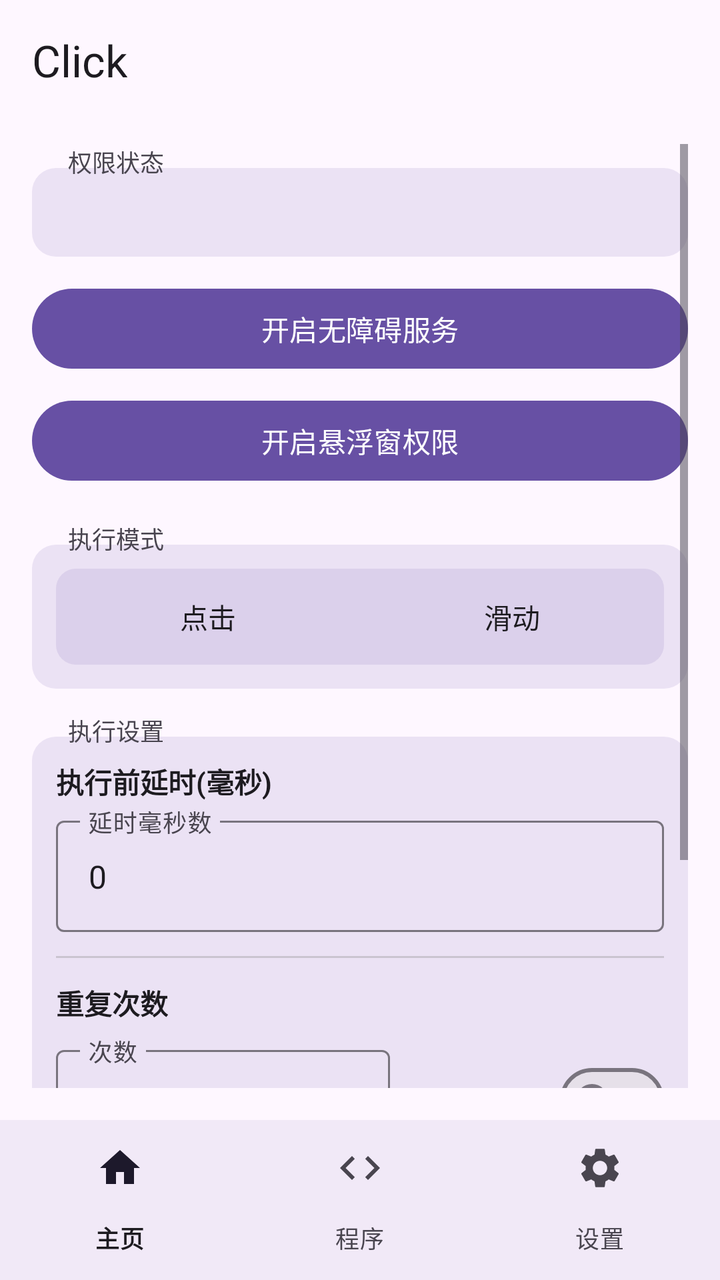
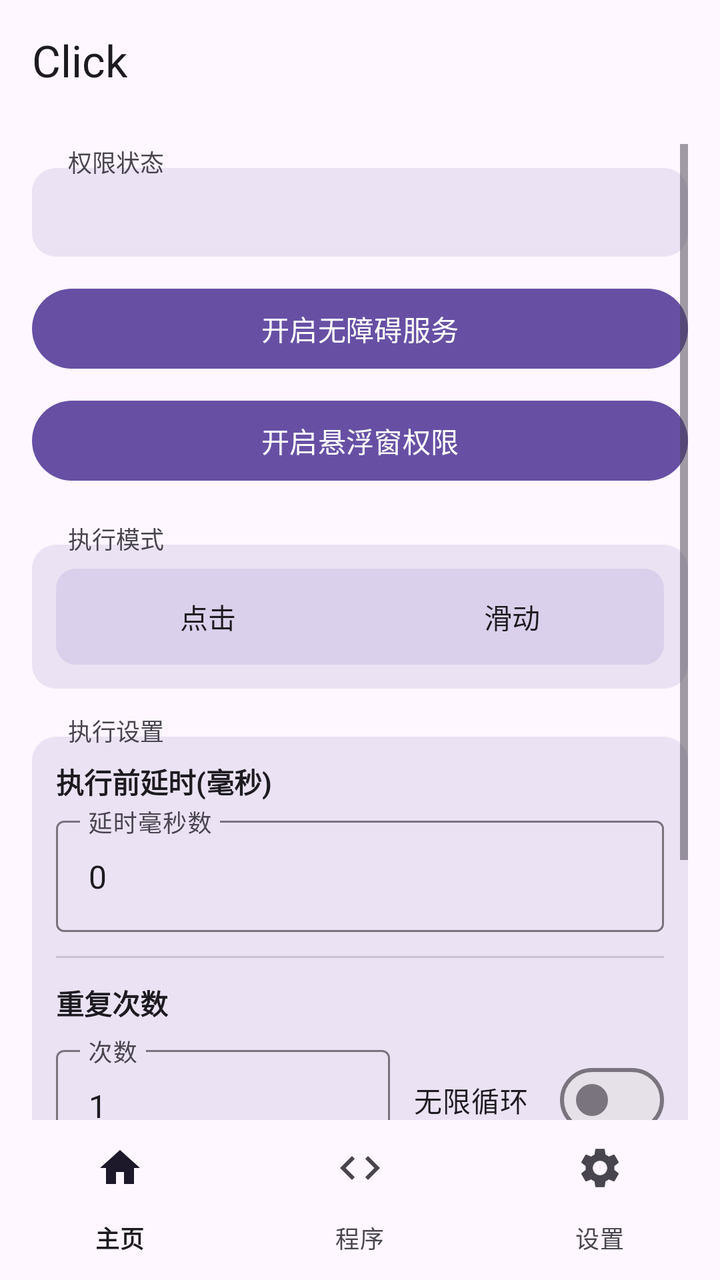

Screens rendered from an Android XML layout before and after an edit, with the pre-edit source and the edit as a unified diff.
<!-- AndroidManifest.xml: activity theme Theme.Click -->
<!-- res/layout/activity_main.xml -->
<?xml version="1.0" encoding="utf-8"?>
<LinearLayout xmlns:android="http://schemas.android.com/apk/res/android"
    xmlns:app="http://schemas.android.com/apk/res-auto"
    android:layout_width="match_parent"
    android:layout_height="match_parent"
    android:fitsSystemWindows="false"
    android:orientation="vertical">

    
    <com.google.android.material.appbar.MaterialToolbar
        android:id="@+id/toolbar"
        android:layout_width="match_parent"
        android:layout_height="56dp"
        android:paddingTop="4dp"
        android:background="?attr/colorSurface"
        app:title="Click"
        app:titleTextColor="?attr/colorOnSurface" />

    
    <ScrollView
        android:id="@+id/home_content"
        android:layout_width="match_parent"
        android:layout_height="0dp"
        android:layout_weight="1"
        android:padding="16dp">

        <LinearLayout
            android:layout_width="match_parent"
            android:layout_height="wrap_content"
            android:orientation="vertical">

            
            <TextView
                android:layout_width="wrap_content"
                android:layout_height="wrap_content"
                android:text="权限状态"
                android:textSize="12sp"
                android:textColor="?attr/colorOnSurfaceVariant"
                android:background="@android:color/transparent"
                android:paddingHorizontal="6dp"
                android:layout_marginStart="12dp"
                android:layout_marginBottom="-6dp"
                android:elevation="2dp" />

            
            <LinearLayout
                android:layout_width="match_parent"
                android:layout_height="wrap_content"
                android:orientation="vertical"
                android:background="@drawable/section_border"
                android:padding="12dp">

                <TextView
                    android:id="@+id/statusText"
                    android:layout_width="match_parent"
                    android:layout_height="wrap_content"
                    android:gravity="start"
                    android:textSize="15sp"
                    android:textStyle="bold"
                    android:textColor="?attr/colorOnSurface" />
            </LinearLayout>

            <Button
                android:id="@+id/btnEnableService"
                android:layout_width="match_parent"
                android:layout_height="wrap_content"
                android:layout_marginTop="12dp"
                android:text="开启无障碍服务" />

            <Button
                android:id="@+id/btnEnableOverlay"
                android:layout_width="match_parent"
                android:layout_height="wrap_content"
                android:layout_marginTop="8dp"
                android:text="开启悬浮窗权限" />

            
            <TextView
                android:layout_width="wrap_content"
                android:layout_height="wrap_content"
                android:layout_marginTop="16dp"
                android:text="执行模式"
                android:textSize="12sp"
                android:textColor="?attr/colorOnSurfaceVariant"
                android:background="@android:color/transparent"
                android:paddingHorizontal="6dp"
                android:layout_marginStart="12dp"
                android:layout_marginBottom="-6dp"
                android:elevation="2dp" />

            
            <LinearLayout
                android:layout_width="match_parent"
                android:layout_height="wrap_content"
                android:orientation="vertical"
                android:background="@drawable/section_border"
                android:padding="12dp">

                <FrameLayout
                    android:layout_width="match_parent"
                    android:layout_height="wrap_content"
                    android:background="@drawable/segment_bg">

                    <View
                        android:id="@+id/modeIndicator"
                        android:layout_width="0dp"
                        android:layout_height="36dp"
                        android:layout_gravity="center_vertical"
                        android:layout_marginStart="4dp"
                        android:background="@drawable/segment_selected" />

                    <LinearLayout
                        android:layout_width="match_parent"
                        android:layout_height="wrap_content"
                        android:orientation="horizontal">

                        <Button
                            android:id="@+id/radioClick"
                            android:layout_width="0dp"
                            android:layout_height="wrap_content"
                            android:layout_weight="1"
                            android:text="点击"
                            android:background="@android:color/transparent"
                            android:textColor="@color/btn_text_selector" />

                        <Button
                            android:id="@+id/radioSwipe"
                            android:layout_width="0dp"
                            android:layout_height="wrap_content"
                            android:layout_weight="1"
                            android:text="滑动"
                            android:background="@android:color/transparent"
                            android:textColor="@color/btn_text_selector" />
                    </LinearLayout>
                </FrameLayout>

                <LinearLayout
                    android:id="@+id/swipeParams"
                    android:layout_width="match_parent"
                    android:layout_height="wrap_content"
                    android:orientation="vertical"
                    android:visibility="gone"
                    android:layout_marginTop="12dp">

                    <View
                        android:layout_width="match_parent"
                        android:layout_height="1dp"
                        android:background="?attr/colorOutlineVariant" />

                    <TextView
                        android:layout_width="wrap_content"
                        android:layout_height="wrap_content"
                        android:layout_marginTop="12dp"
                        android:text="滑动方式"
                        android:textSize="13sp"
                        android:textStyle="bold"
                        android:textColor="?attr/colorOnSurface" />

                    <FrameLayout
                        android:layout_width="match_parent"
                        android:layout_height="wrap_content"
                        android:layout_marginTop="8dp"
                        android:background="@drawable/segment_bg">

                        <View
                            android:id="@+id/swipeMethodIndicator"
                            android:layout_width="0dp"
                            android:layout_height="36dp"
                            android:layout_gravity="center_vertical"
                            android:layout_marginStart="4dp"
                            android:background="@drawable/segment_selected" />

                        <LinearLayout
                            android:layout_width="match_parent"
                            android:layout_height="wrap_content"
                            android:orientation="horizontal">

                            <Button
                                android:id="@+id/radioSwipeManual"
                                android:layout_width="0dp"
                                android:layout_height="wrap_content"
                                android:layout_weight="1"
                                android:text="手动参数"
                                android:background="@android:color/transparent"
                                android:textColor="@color/btn_text_selector" />

                            <Button
                                android:id="@+id/radioSwipeGesture"
                                android:layout_width="0dp"
                                android:layout_height="wrap_content"
                                android:layout_weight="1"
                                android:text="手势录制"
                                android:background="@android:color/transparent"
                                android:textColor="@color/btn_text_selector" />
                        </LinearLayout>
                    </FrameLayout>

                    <LinearLayout
                        android:id="@+id/manualSwipeParams"
                        android:layout_width="match_parent"
                        android:layout_height="wrap_content"
                        android:orientation="vertical"
                        android:layout_marginTop="12dp">

                        <TextView
                            android:layout_width="wrap_content"
                            android:layout_height="wrap_content"
                            android:text="起点"
                            android:textSize="13sp"
                            android:textColor="?attr/colorPrimary" />

                        <LinearLayout
                            android:layout_width="match_parent"
                            android:layout_height="wrap_content"
                            android:layout_marginTop="4dp"
                            android:orientation="horizontal">

                            <com.google.android.material.textfield.TextInputLayout
                                android:layout_width="0dp"
                                android:layout_height="wrap_content"
                                android:layout_weight="1"
                                android:layout_marginEnd="4dp"
                                android:hint="起点 X (横向坐标)"
                                style="@style/Widget.Material3.TextInputLayout.OutlinedBox">

                                <com.google.android.material.textfield.TextInputEditText
                                    android:id="@+id/inputSwipeX1"
                                    android:layout_width="match_parent"
                                    android:layout_height="wrap_content"
                                    android:inputType="numberDecimal" />
                            </com.google.android.material.textfield.TextInputLayout>

                            <com.google.android.material.textfield.TextInputLayout
                                android:layout_width="0dp"
                                android:layout_height="wrap_content"
                                android:layout_weight="1"
                                android:layout_marginStart="4dp"
                                android:hint="起点 Y (纵向坐标)"
                                style="@style/Widget.Material3.TextInputLayout.OutlinedBox">

                                <com.google.android.material.textfield.TextInputEditText
                                    android:id="@+id/inputSwipeY1"
                                    android:layout_width="match_parent"
                                    android:layout_height="wrap_content"
                                    android:inputType="numberDecimal" />
                            </com.google.android.material.textfield.TextInputLayout>
                        </LinearLayout>

                        <TextView
                            android:layout_width="wrap_content"
                            android:layout_height="wrap_content"
                            android:layout_marginTop="8dp"
                            android:text="终点"
                            android:textSize="13sp"
                            android:textColor="?attr/colorPrimary" />

                        <LinearLayout
                            android:layout_width="match_parent"
                            android:layout_height="wrap_content"
                            android:layout_marginTop="4dp"
                            android:orientation="horizontal">

                            <com.google.android.material.textfield.TextInputLayout
                                android:layout_width="0dp"
                                android:layout_height="wrap_content"
                                android:layout_weight="1"
                                android:layout_marginEnd="4dp"
                                android:hint="终点 X (横向坐标)"
                                style="@style/Widget.Material3.TextInputLayout.OutlinedBox">

                                <com.google.android.material.textfield.TextInputEditText
                                    android:id="@+id/inputSwipeX2"
                                    android:layout_width="match_parent"
                                    android:layout_height="wrap_content"
                                    android:inputType="numberDecimal" />
                            </com.google.android.material.textfield.TextInputLayout>

                            <com.google.android.material.textfield.TextInputLayout
                                android:layout_width="0dp"
                                android:layout_height="wrap_content"
                                android:layout_weight="1"
                                android:layout_marginStart="4dp"
                                android:hint="终点 Y (纵向坐标)"
                                style="@style/Widget.Material3.TextInputLayout.OutlinedBox">

                                <com.google.android.material.textfield.TextInputEditText
                                    android:id="@+id/inputSwipeY2"
                                    android:layout_width="match_parent"
                                    android:layout_height="wrap_content"
                                    android:inputType="numberDecimal" />
                            </com.google.android.material.textfield.TextInputLayout>
                        </LinearLayout>

                        <TextView
                            android:layout_width="wrap_content"
                            android:layout_height="wrap_content"
                            android:layout_marginTop="8dp"
                            android:text="时长"
                            android:textSize="13sp"
                            android:textColor="?attr/colorPrimary" />

                        <com.google.android.material.textfield.TextInputLayout
                            android:layout_width="match_parent"
                            android:layout_height="wrap_content"
                            android:layout_marginTop="4dp"
                            android:hint="滑动耗时(毫秒)"
                            style="@style/Widget.Material3.TextInputLayout.OutlinedBox">

                            <com.google.android.material.textfield.TextInputEditText
                                android:id="@+id/inputSwipeDuration"
                                android:layout_width="match_parent"
                                android:layout_height="wrap_content"
                                android:inputType="number" />
                        </com.google.android.material.textfield.TextInputLayout>
                    </LinearLayout>

                    <LinearLayout
                        android:id="@+id/gestureSwipeSection"
                        android:layout_width="match_parent"
                        android:layout_height="wrap_content"
                        android:orientation="vertical"
                        android:visibility="gone"
                        android:layout_marginTop="12dp">

                        <TextView
                            android:id="@+id/lblRecordedStatus"
                            android:layout_width="wrap_content"
                            android:layout_height="wrap_content"
                            android:text=""
                            android:textSize="13sp"
                            android:textColor="?attr/colorPrimary" />

                        <Button
                            android:id="@+id/btnRecordGesture"
                            android:layout_width="match_parent"
                            android:layout_height="wrap_content"
                            android:layout_marginTop="8dp"
                            android:text="录制手势 (在屏幕上滑动)" />
                    </LinearLayout>
                </LinearLayout>
            </LinearLayout>

            
            <TextView
                android:layout_width="wrap_content"
                android:layout_height="wrap_content"
                android:layout_marginTop="12dp"
                android:text="执行设置"
                android:textSize="12sp"
                android:textColor="?attr/colorOnSurfaceVariant"
                android:background="@android:color/transparent"
                android:paddingHorizontal="6dp"
                android:layout_marginStart="12dp"
                android:layout_marginBottom="-6dp"
                android:elevation="2dp" />

            
            <LinearLayout
                android:layout_width="match_parent"
                android:layout_height="wrap_content"
                android:orientation="vertical"
                android:background="@drawable/section_border"
                android:padding="12dp">

                <TextView
                    android:layout_width="wrap_content"
                    android:layout_height="wrap_content"
                    android:text="执行前延时(毫秒)"
                    android:textSize="14sp"
                    android:textStyle="bold"
                    android:textColor="?attr/colorOnSurface" />

                <com.google.android.material.textfield.TextInputLayout
                    android:layout_width="match_parent"
                    android:layout_height="wrap_content"
                    android:layout_marginTop="4dp"
                    android:hint="延时毫秒数"
                    style="@style/Widget.Material3.TextInputLayout.OutlinedBox">

                    <com.google.android.material.textfield.TextInputEditText
                        android:id="@+id/inputDelay"
                        android:layout_width="match_parent"
                        android:layout_height="wrap_content"
                        android:inputType="number"
                        android:text="0" />
                </com.google.android.material.textfield.TextInputLayout>

                <View
                    android:layout_width="match_parent"
                    android:layout_height="1dp"
                    android:layout_marginTop="12dp"
                    android:background="?attr/colorOutlineVariant" />

                <TextView
                    android:layout_width="wrap_content"
                    android:layout_height="wrap_content"
                    android:layout_marginTop="12dp"
                    android:text="重复次数"
                    android:textSize="14sp"
                    android:textStyle="bold"
                    android:textColor="?attr/colorOnSurface" />

                <LinearLayout
                    android:layout_width="match_parent"
                    android:layout_height="wrap_content"
                    android:layout_marginTop="8dp"
                    android:orientation="horizontal"
                    android:gravity="center_vertical">

                    <com.google.android.material.textfield.TextInputLayout
                        android:layout_width="0dp"
                        android:layout_height="wrap_content"
                        android:layout_weight="1"
                        android:hint="次数"
                        style="@style/Widget.Material3.TextInputLayout.OutlinedBox">

                        <com.google.android.material.textfield.TextInputEditText
                            android:id="@+id/inputRepeat"
                            android:layout_width="match_parent"
                            android:layout_height="wrap_content"
                            android:inputType="number"
                            android:text="1" />
                    </com.google.android.material.textfield.TextInputLayout>

                    <com.google.android.material.materialswitch.MaterialSwitch
                        android:id="@+id/checkInfinite"
                        android:layout_width="wrap_content"
                        android:layout_height="wrap_content"
                        android:layout_marginStart="12dp"
                        android:text="无限循环" />
                </LinearLayout>
            </LinearLayout>

            <FrameLayout
                android:layout_width="match_parent"
                android:layout_height="wrap_content"
                android:layout_marginTop="24dp">

                <Button
                    android:id="@+id/btnStartFloating"
                    android:layout_width="match_parent"
                    android:layout_height="wrap_content"
                    android:text="启动悬浮球"
                    android:enabled="false" />

                <View
                    android:id="@+id/btnStartOverlay"
                    android:layout_width="match_parent"
                    android:layout_height="match_parent"
                    android:background="@android:color/transparent"
                    android:clickable="true"
                    android:visibility="gone" />
            </FrameLayout>

            <Button
                android:id="@+id/btnStopFloating"
                android:layout_width="match_parent"
                android:layout_height="wrap_content"
                android:layout_marginTop="8dp"
                android:text="停止悬浮球"
                android:enabled="false" />

        </LinearLayout>
    </ScrollView>

    
    <LinearLayout
        android:id="@+id/program_page"
        android:layout_width="match_parent"
        android:layout_height="0dp"
        android:layout_weight="1"
        android:orientation="vertical"
        android:gravity="center"
        android:visibility="gone" />

    
    <LinearLayout
        android:id="@+id/settings_page"
        android:layout_width="match_parent"
        android:layout_height="0dp"
        android:layout_weight="1"
        android:orientation="vertical"
        android:gravity="center"
        android:visibility="gone" />

    
    <com.google.android.material.bottomnavigation.BottomNavigationView
        android:id="@+id/bottom_navigation"
        android:layout_width="match_parent"
        android:layout_height="wrap_content"
        android:background="?attr/colorSurface"
        android:paddingBottom="0dp"
        app:labelVisibilityMode="labeled"
        app:menu="@menu/bottom_nav_menu" />

</LinearLayout>
<!-- resources referenced by this layout -->
<resources>
  <!-- drawable section_border (drawable) -->
  <?xml version="1.0" encoding="utf-8"?>
  <shape xmlns:android="http://schemas.android.com/apk/res/android"
      android:shape="rectangle">
      <solid android:color="@color/section_background" />
      <corners android:radius="12dp" />
  </shape>
  <!-- drawable segment_bg (drawable) -->
  <?xml version="1.0" encoding="utf-8"?>
  <shape xmlns:android="http://schemas.android.com/apk/res/android"
      android:shape="rectangle">
      <solid android:color="#206750A4" />
      <corners android:radius="10dp" />
  </shape>
  <!-- drawable segment_selected (drawable) -->
  <?xml version="1.0" encoding="utf-8"?>
  <shape xmlns:android="http://schemas.android.com/apk/res/android"
      android:shape="rectangle">
      <solid android:color="@color/md_theme_primary" />
      <corners android:radius="8dp" />
  </shape>
  <style name="Theme.Click" parent="Theme.Material3.DayNight.NoActionBar">
          <item name="colorPrimary">@color/md_theme_primary</item>
          <item name="colorOnPrimary">@color/md_theme_onPrimary</item>
          <item name="colorPrimaryContainer">@color/md_theme_primaryContainer</item>
          <item name="colorOnPrimaryContainer">@color/md_theme_onPrimaryContainer</item>
          <item name="colorSecondary">@color/md_theme_secondary</item>
          <item name="colorOnSecondary">@color/md_theme_onSecondary</item>
          <item name="colorSecondaryContainer">@color/md_theme_secondaryContainer</item>
          <item name="colorOnSecondaryContainer">@color/md_theme_onSecondaryContainer</item>
          <item name="android:colorBackground">@color/md_theme_background</item>
          <item name="colorOnBackground">@color/md_theme_onBackground</item>
          <item name="colorSurface">@color/md_theme_surface</item>
          <item name="colorOnSurface">@color/md_theme_onSurface</item>
          <item name="colorSurfaceVariant">@color/md_theme_surfaceVariant</item>
          <item name="colorOnSurfaceVariant">@color/md_theme_onSurfaceVariant</item>
          <item name="colorOutline">@color/md_theme_outline</item>
          <item name="colorOutlineVariant">@color/md_theme_outlineVariant</item>
          <item name="android:statusBarColor">@color/md_theme_surface</item>
          <item name="android:navigationBarColor">@android:color/transparent</item>
          <item name="android:windowLightStatusBar">true</item>
          <item name="android:windowLightNavigationBar">true</item>
          <item name="android:windowBackground">@color/md_theme_background</item>
          
          <item name="android:windowSplashScreenBackground">@color/md_theme_background</item>
          <item name="android:windowSplashScreenAnimatedIcon">@drawable/splash_icon</item>
      </style>
  <color name="section_background">#206750A4</color>
  <color name="md_theme_primary">#6750A4</color>
  <color name="md_theme_onPrimary">#FFFFFF</color>
  <color name="md_theme_primaryContainer">#EADDFF</color>
  <color name="md_theme_onPrimaryContainer">#21005D</color>
  <color name="md_theme_secondary">#625B71</color>
  <color name="md_theme_onSecondary">#FFFFFF</color>
  <color name="md_theme_secondaryContainer">#E8DEF8</color>
  <color name="md_theme_onSecondaryContainer">#1D192B</color>
  <color name="md_theme_background">#FEF7FF</color>
  <color name="md_theme_onBackground">#1D1B20</color>
  <color name="md_theme_surface">#FEF7FF</color>
  <color name="md_theme_onSurface">#1D1B20</color>
  <color name="md_theme_surfaceVariant">#E7E0EC</color>
  <color name="md_theme_onSurfaceVariant">#49454F</color>
  <color name="md_theme_outline">#79747E</color>
  <color name="md_theme_outlineVariant">#CAC4D0</color>
  <!-- drawable splash_icon: png bitmap (drawable, 131094 bytes) -->
</resources>

<!-- the commit's change to res/layout/activity_main.xml (unified diff, before → after) -->
@@ -22,7 +22,10 @@
         android:layout_width="match_parent"
         android:layout_height="0dp"
         android:layout_weight="1"
-        android:padding="16dp">
+        android:clipToPadding="false"
+        android:paddingBottom="16dp"
+        android:paddingHorizontal="16dp"
+        android:paddingTop="16dp">
 
         <LinearLayout
             android:layout_width="match_parent"
@@ -489,7 +492,7 @@
         android:layout_width="match_parent"
         android:layout_height="wrap_content"
         android:background="?attr/colorSurface"
-        android:paddingBottom="0dp"
+        app:elevation="0dp"
         app:labelVisibilityMode="labeled"
         app:menu="@menu/bottom_nav_menu" />
 
